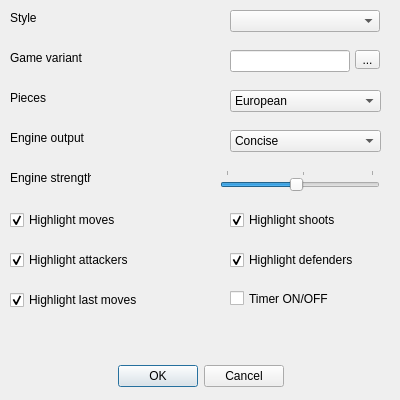
First picture: the form in settingsdialog.ui, repository fire-lizard/QBoard, before the edit.
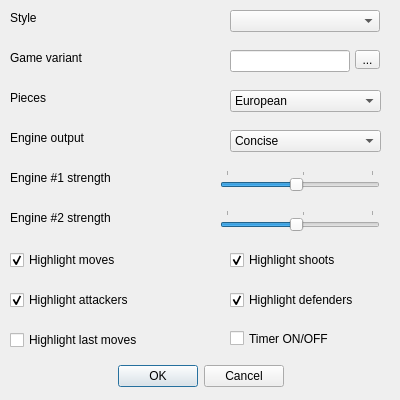
Second picture: the form after the edit.

What changed in the file:
```diff
--- a/settingsdialog.ui
+++ b/settingsdialog.ui
@@ -158,7 +158,7 @@
    <property name="geometry">
     <rect>
      <x>10</x>
-     <y>210</y>
+     <y>250</y>
      <width>151</width>
      <height>20</height>
     </rect>
@@ -174,7 +174,7 @@
    <property name="geometry">
     <rect>
      <x>230</x>
-     <y>210</y>
+     <y>250</y>
      <width>151</width>
      <height>20</height>
     </rect>
@@ -190,7 +190,7 @@
    <property name="geometry">
     <rect>
      <x>10</x>
-     <y>250</y>
+     <y>290</y>
      <width>151</width>
      <height>20</height>
     </rect>
@@ -206,7 +206,7 @@
    <property name="geometry">
     <rect>
      <x>230</x>
-     <y>250</y>
+     <y>290</y>
      <width>151</width>
      <height>20</height>
     </rect>
@@ -222,7 +222,7 @@
    <property name="geometry">
     <rect>
      <x>10</x>
-     <y>290</y>
+     <y>330</y>
      <width>151</width>
      <height>20</height>
     </rect>
@@ -231,14 +231,14 @@
     <string>Highlight last moves</string>
    </property>
    <property name="checked">
-    <bool>true</bool>
+    <bool>false</bool>
    </property>
   </widget>
   <widget class="QCheckBox" name="timerCheckBox">
    <property name="geometry">
     <rect>
      <x>230</x>
-     <y>290</y>
+     <y>330</y>
      <width>151</width>
      <height>17</height>
     </rect>
@@ -278,12 +278,12 @@
     <rect>
      <x>10</x>
      <y>170</y>
-     <width>81</width>
+     <width>101</width>
      <height>16</height>
     </rect>
    </property>
    <property name="text">
-    <string>Engine strength</string>
+    <string>Engine #1 strength</string>
    </property>
   </widget>
   <widget class="QSlider" name="engineDepthHorizontalSlider">
@@ -314,6 +314,47 @@
     <number>0</number>
    </property>
   </widget>
+  <widget class="QLabel" name="engine2DepthLabel">
+   <property name="geometry">
+    <rect>
+     <x>10</x>
+     <y>210</y>
+     <width>101</width>
+     <height>16</height>
+    </rect>
+   </property>
+   <property name="text">
+    <string>Engine #2 strength</string>
+   </property>
+  </widget>
+  <widget class="QSlider" name="engine2DepthHorizontalSlider">
+   <property name="geometry">
+    <rect>
+     <x>220</x>
+     <y>210</y>
+     <width>160</width>
+     <height>22</height>
+    </rect>
+   </property>
+   <property name="minimum">
+    <number>1</number>
+   </property>
+   <property name="maximum">
+    <number>20</number>
+   </property>
+   <property name="value">
+    <number>10</number>
+   </property>
+   <property name="orientation">
+    <enum>Qt::Horizontal</enum>
+   </property>
+   <property name="tickPosition">
+    <enum>QSlider::TicksAbove</enum>
+   </property>
+   <property name="tickInterval">
+    <number>0</number>
+   </property>
+  </widget>
  </widget>
  <resources/>
  <connections>
```
Left out of the diff: 4 changed lines with no effect on the pictures.
